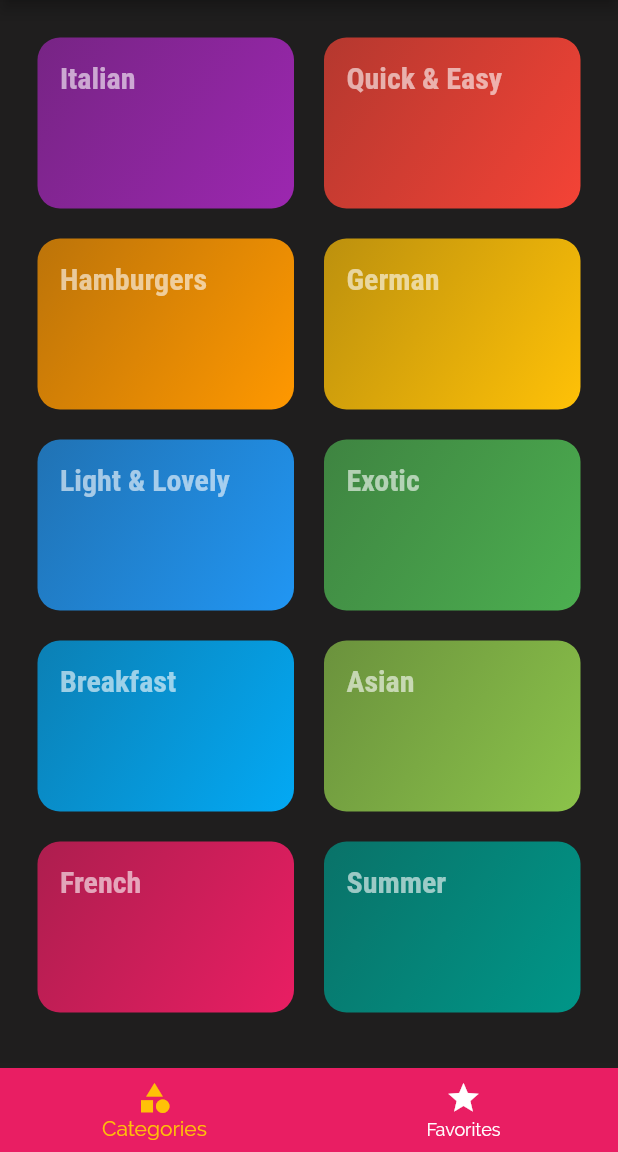
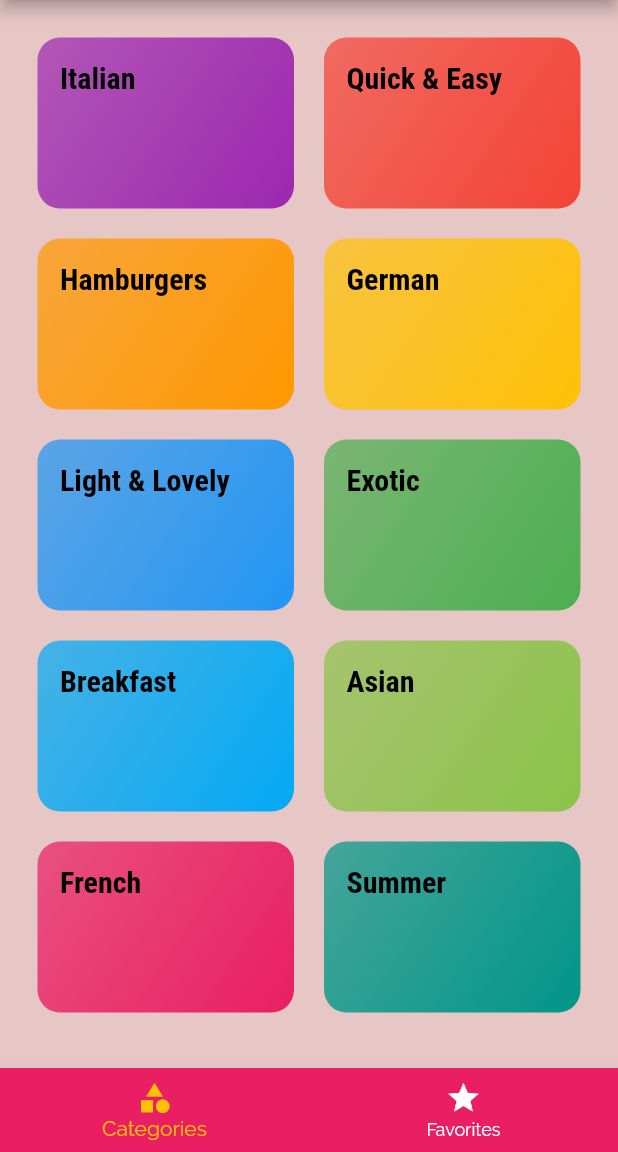
Before and after one commit to mohammed-eddaghal/meal-App, a Flutter app: the screen it shows after launch, on a phone screen of 412 x 824 dp, the part 84-1236 px from its top. Run offline on Flutter 3.47's test engine with Material 2 defaults, Android fonts, the phone set to English and light mode, and no system bars; our stand-ins replace flutter_colorpicker, shared_preferences.

Commit message:
add ThemeScreen
add theme screen to personalise the them and choose dark, light or sys theme and also change primary and accent collor
also manage status with themeProvider

```diff
--- a/lib/main.dart
+++ b/lib/main.dart
@@ -1,5 +1,7 @@
 import 'package:flutter/material.dart';
+import 'package:flutter_complete_guide/providers/ThemeProvider.dart';
 import 'package:flutter_complete_guide/providers/mealProvider.dart';
+import 'package:flutter_complete_guide/screens/ThemeScreen.dart';
 import 'package:provider/provider.dart';
 
 import './screens/tabs_screen.dart';
@@ -10,35 +12,46 @@ import './screens/categories_screen.dart';
 
 void main() {
   runApp(
-    ChangeNotifierProvider<MealProvider>(
-      create: (context) => MealProvider(),
-      child: MyApp(),
-    ),
+    MultiProvider(providers: [
+      ChangeNotifierProvider<MealProvider>(
+        create: (context) => MealProvider(),
+      ),
+      ChangeNotifierProvider<ThemeProvider>(
+        create: (context) => ThemeProvider(),
+      ),
+    ],
+      child: MyApp(),)
   );
 }
 
 class MyApp extends StatelessWidget {
   @override
   Widget build(BuildContext context) {
+    var primaryColor=Provider.of<ThemeProvider>(context).primColor;
+    var accentColor=Provider.of<ThemeProvider>(context).accentColor;
+    var tm= Provider.of<ThemeProvider>(context).tm;
     return MaterialApp(
       title: 'DeliMeals',
-      themeMode: ThemeMode.dark,
+      themeMode: tm,
       darkTheme: ThemeData(
-        primarySwatch: Colors.pink,
+        unselectedWidgetColor: Colors.white60,
+        primarySwatch: primaryColor,
         //colorScheme.secondary:,
-        accentColor: Colors.amber,
+        accentColor: accentColor,
         canvasColor: Color.fromRGBO(31, 30, 30, 1.0),
         fontFamily: 'Raleway',
         buttonColor: Colors.white,
-        //cardColor: Color.fromRGBO(20, 51, 51, 1.0),
+        cardColor: Color.fromRGBO(20, 51, 51, 1.0),
         shadowColor: Colors.white60,
         textTheme: ThemeData.light().textTheme.copyWith(
             bodyText1: TextStyle(
               color:Colors.white60,
+                fontSize: 18
               //Color.fromRGBO(20, 51, 51, 1),
             ),
             bodyText2: TextStyle(
               color: Colors.white60,
+              fontSize: 16
             ),
             headline6: TextStyle(
               color: Colors.white60,
@@ -48,9 +61,10 @@ class MyApp extends StatelessWidget {
             )),
       ),
       theme: ThemeData(
-        primarySwatch: Colors.pink,
+        unselectedWidgetColor: Colors.black54,
+        primarySwatch: primaryColor,
         //colorScheme.secondary:,
-        accentColor: Colors.amber,
+        accentColor: accentColor,
         canvasColor: Color.fromRGBO(231, 198, 198, 1.0),
         fontFamily: 'Raleway',
         buttonColor: Colors.black54,
@@ -60,10 +74,12 @@ class MyApp extends StatelessWidget {
         textTheme: ThemeData.dark().textTheme.copyWith(
             bodyText1: TextStyle(
               color:Colors.black,
+                fontSize: 18
               //Color.fromRGBO(20, 51, 51, 1),
             ),
             bodyText2: TextStyle(
               color: Colors.black,
+                fontSize: 16
             ),
             headline6: TextStyle(
               color: Colors.black,
@@ -80,6 +96,7 @@ class MyApp extends StatelessWidget {
         CategoryMealsScreen.routeName: (ctx) => CategoryMealsScreen(),
         MealDetailScreen.routeName: (ctx) => MealDetailScreen(),
         FiltersScreen.routeName: (ctx) => FiltersScreen(),
+        ThemeScreen.routeName: (ctx) => ThemeScreen(),
       },
       onGenerateRoute: (settings) {
         print(settings.arguments);
--- /dev/null
+++ b/lib/providers/ThemeProvider.dart
@@ -0,0 +1,71 @@
+import 'package:flutter/material.dart';
+import 'package:shared_preferences/shared_preferences.dart';
+
+class ThemeProvider with ChangeNotifier {
+  MaterialColor primColor= Colors.pink;
+  MaterialColor accentColor= Colors.amber;
+  ThemeMode tm=ThemeMode.system;
+  String themeString ="s";
+
+  themeModeChane(value) async {
+    tm=value;
+    _getThemeText(tm);
+    notifyListeners();
+    SharedPreferences prefs=await SharedPreferences.getInstance();
+    prefs.setString("themeString", themeString);
+  }
+
+  getThemeMode() async{
+    SharedPreferences prefs=await SharedPreferences.getInstance();
+    themeString=prefs.getString("themeString")??"s";
+
+    if(themeString=="s") tm=ThemeMode.system;
+    else if(themeString=="l") tm=ThemeMode.light;
+    else if(themeString=="d") tm=ThemeMode.dark;
+
+    notifyListeners();
+  }
+
+  _getThemeText(ThemeMode tm){
+    if(tm==ThemeMode.dark) themeString="d";
+    else if(tm ==ThemeMode.light) themeString="l";
+    else themeString="s";
+  }
+
+  onChange(newColor, int i) async{
+    i==11? primColor=_setMaterialColor(newColor.value):
+        accentColor=_setMaterialColor(newColor.value);
+    notifyListeners();
+
+    SharedPreferences prefs=await SharedPreferences.getInstance();
+    prefs.setInt("primColor", primColor.value);
+    prefs.setInt("accColor", accentColor.value);
+  }
+
+  getThemeColor()async{
+    print("${primColor.hashCode} , ${primColor.value} , 0xFFE91E63\n");
+    print("${accentColor.hashCode} , ${accentColor.value} , 0xFFFFC107\n");
+    SharedPreferences prefs=await SharedPreferences.getInstance();
+    //prefs.clear();
+    print(prefs.getInt("primColor"));
+    print(Colors.pink.value);
+    print("//");
+    print(prefs.getInt("accColor"));
+    print(Colors.amber.value);
+    print("//");
+    //primaryColor=_setMaterialColor(prefs.getInt("primColor")?? Colors.pink.value);//Colors.pink 0xFFE91E63
+    accentColor=_setMaterialColor(prefs.getInt("accColor")?? Colors.amber.value);
+
+    notifyListeners();
+  }
+
+  MaterialColor _setMaterialColor(colorVal) {
+    return MaterialColor(
+      colorVal,
+      <int, Color>{
+        500: Color(colorVal),
+      },
+    );
+  }
+
+}
--- a/lib/screens/tabs_screen.dart
+++ b/lib/screens/tabs_screen.dart
@@ -1,4 +1,5 @@
 import 'package:flutter/material.dart';
+import 'package:flutter_complete_guide/providers/ThemeProvider.dart';
 import 'package:flutter_complete_guide/providers/mealProvider.dart';
 import 'package:provider/provider.dart';
 
@@ -22,6 +23,9 @@ class _TabsScreenState extends State<TabsScreen> {
   @override
   void initState() {
     Provider.of<MealProvider>(context, listen: false).setData();
+    Provider.of<ThemeProvider>(context, listen: false).getThemeMode();
+    Provider.of<ThemeProvider>(context, listen: false).getThemeColor();
+
     _pages = [
       {
         'page': CategoriesScreen(),
--- a/lib/widgets/main_drawer.dart
+++ b/lib/widgets/main_drawer.dart
@@ -1,4 +1,5 @@
 import 'package:flutter/material.dart';
+import 'package:flutter_complete_guide/screens/ThemeScreen.dart';
 
 import '../screens/filters_screen.dart';
 
@@ -51,6 +52,9 @@ class MainDrawer extends StatelessWidget {
           buildListTile('Filters', Icons.settings, () {
             Navigator.of(context).pushReplacementNamed(FiltersScreen.routeName);
           }, context),
+          buildListTile('Themes', Icons.color_lens, () {
+            Navigator.of(context).pushReplacementNamed(ThemeScreen.routeName);
+          }, context),
         ],
       ),
     );
--- a/lib/widgets/meal_item.dart
+++ b/lib/widgets/meal_item.dart
@@ -70,7 +70,7 @@ class MealItem extends StatelessWidget {
     return InkWell(
       onTap: () => selectMeal(context),
       child: Card(
-        color: Color.fromRGBO(20, 51, 51, 1),
+        //color: Color.fromRGBO(20, 51, 51, 1),
         shape: RoundedRectangleBorder(
           borderRadius: BorderRadius.circular(15),
         ),
@@ -97,7 +97,7 @@ class MealItem extends StatelessWidget {
                   right: 10,
                   child: Container(
                     width: 300,
-                    //color: Colors.black54,
+                    color: Colors.black54,
                     padding: EdgeInsets.symmetric(
                       vertical: 5,
                       horizontal: 20,
--- a/pubspec.yaml
+++ b/pubspec.yaml
@@ -21,6 +21,7 @@ dependencies:
     sdk: flutter
   provider:
   shared_preferences:
+  flutter_colorpicker: ^1.0.1
 
   # The following adds the Cupertino Icons font to your application.
   # Use with the CupertinoIcons class for iOS style icons.
```
Also changed, not shown: lib/screens/ThemeScreen.dart (added, +117 -0 lines), lib/screens/filters_screen.dart (+22 -16 lines), pubspec.lock.
